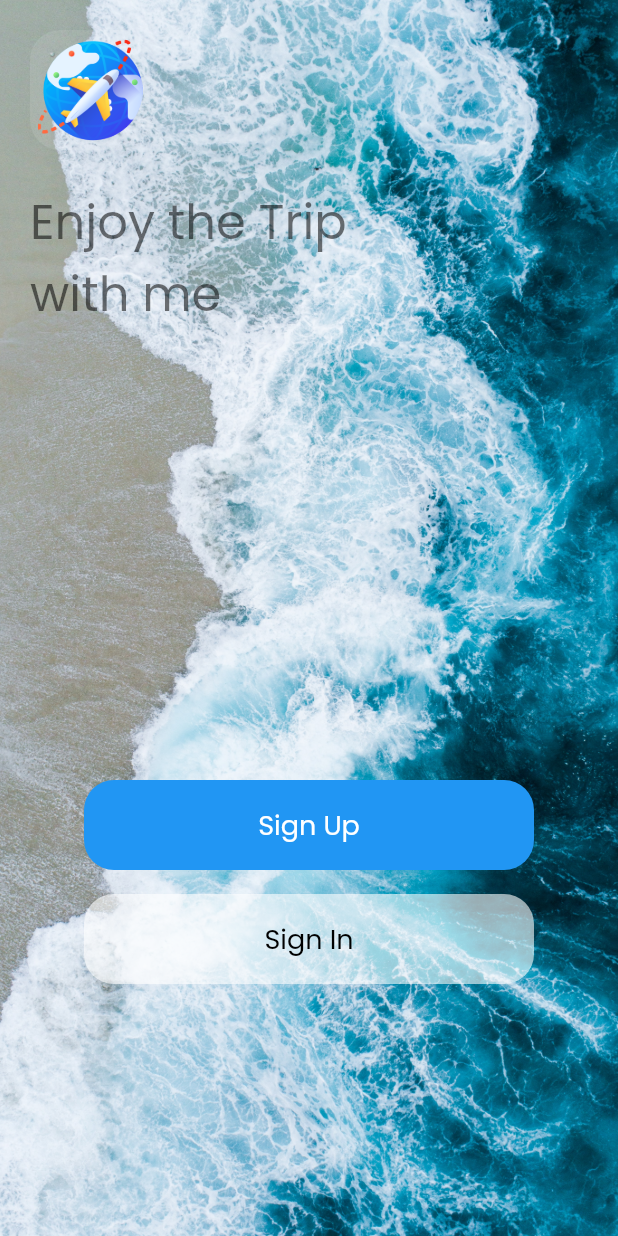
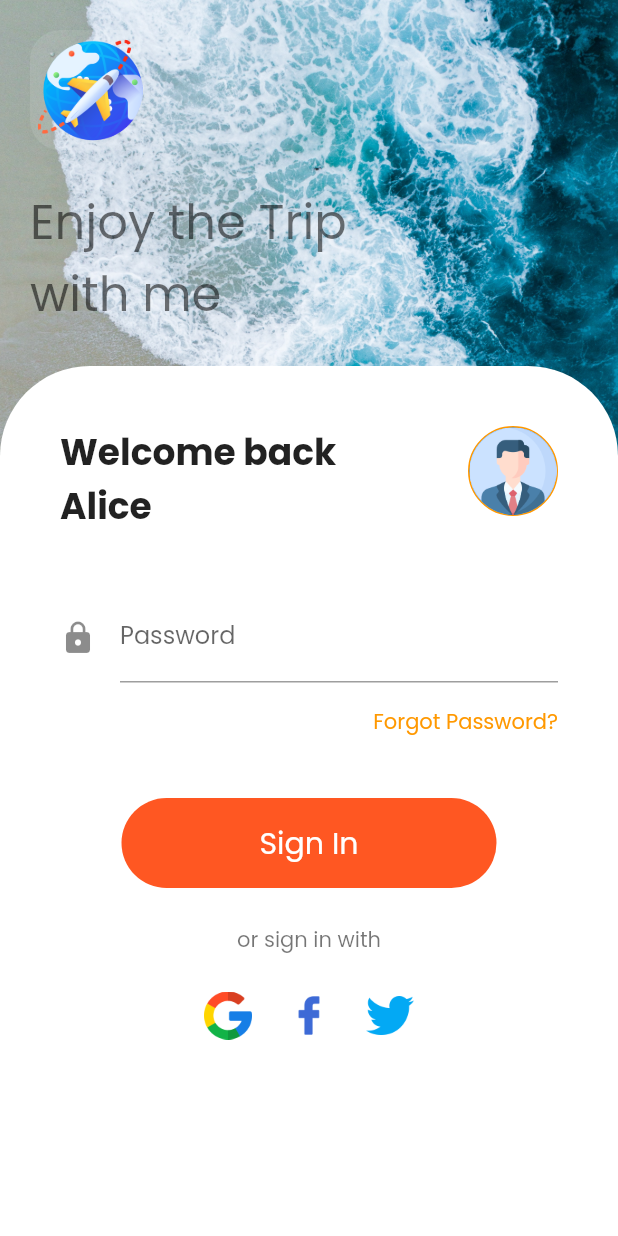
Before and after one commit to FarhantheNoob/DemoFlutter, a Flutter app: the screen it shows after launch, after a tap on "Sign In", on a phone screen of 412 x 824 dp. Run offline on Flutter 3.47's test engine with Material 2 defaults, Android fonts, the phone set to English and light mode, and no system bars; our stand-ins replace google_fonts.

Commit message:
2nd Day Commit

```diff
--- a/lib/Screens/HomePage.dart
+++ b/lib/Screens/HomePage.dart
@@ -1,3 +1,5 @@
+import 'package:demo/Screens/SigninPage.dart';
+import 'package:demo/Screens/SinupPage.dart';
 import 'package:flutter/material.dart';
 import 'package:google_fonts/google_fonts.dart';
 
@@ -41,18 +43,21 @@ class HomePage extends StatelessWidget {
                   Align(
                     alignment: Alignment.center,
                     child: InkWell(
-                      onTap: (){},
+                      onTap: () {
+                        Navigator.of(context).push(MaterialPageRoute(
+                            builder: (context) => SignupPage()));
+                      },
                       child: Ink(
                         width: 300,
                         height: 60,
                         decoration: BoxDecoration(
-                          borderRadius: BorderRadius.circular(20),
-                          color: Colors.blue
-                        ),
+                            borderRadius: BorderRadius.circular(20),
+                            color: Colors.blue),
                         child: Center(
                           child: Text(
                             'Sign Up',
-                            style: GoogleFonts.poppins(fontSize: 18, color: Colors.white),
+                            style: GoogleFonts.poppins(
+                                fontSize: 18, color: Colors.white),
                           ),
                         ),
                       ),
@@ -62,18 +67,21 @@ class HomePage extends StatelessWidget {
                   Align(
                     alignment: Alignment.center,
                     child: InkWell(
-                      onTap: (){},
+                      onTap: () {
+                        Navigator.of(context).push(MaterialPageRoute(
+                            builder: (context) => SigninPage()));
+                      },
                       child: Ink(
                         width: 300,
                         height: 60,
                         decoration: BoxDecoration(
                             borderRadius: BorderRadius.circular(20),
-                            color: Colors.white60
-                        ),
+                            color: Colors.white60),
                         child: Center(
                           child: Text(
                             'Sign In',
-                            style: GoogleFonts.poppins(fontSize: 18, color: Colors.black),
+                            style: GoogleFonts.poppins(
+                                fontSize: 18, color: Colors.black),
                           ),
                         ),
                       ),
--- /dev/null
+++ b/lib/Screens/SigninPage.dart
@@ -0,0 +1,170 @@
+import 'package:flutter/material.dart';
+import 'package:google_fonts/google_fonts.dart';
+
+class SigninPage extends StatefulWidget {
+  const SigninPage({Key? key}) : super(key: key);
+
+  @override
+  _SigninPageState createState() => _SigninPageState();
+}
+
+class _SigninPageState extends State<SigninPage> {
+  @override
+  Widget build(BuildContext context) {
+    return Stack(
+      children: <Widget>[
+        Container(
+          decoration: BoxDecoration(
+              image: DecorationImage(
+                  image: AssetImage('assets/app_background.png'),
+                  fit: BoxFit.cover)),
+        ),
+        SafeArea(
+            child: Scaffold(
+                resizeToAvoidBottomInset: false,
+                backgroundColor: Colors.transparent,
+                body: Column(
+                    mainAxisAlignment: MainAxisAlignment.start,
+                    crossAxisAlignment: CrossAxisAlignment.start,
+                    children: <Widget>[
+                      Container(
+                        margin: EdgeInsets.only(left: 20, top: 20),
+                        width: 80,
+                        height: 80,
+                        decoration: BoxDecoration(
+                            borderRadius: BorderRadius.circular(20.0),
+                            color: Colors.white10),
+                        padding: EdgeInsets.all(5.0),
+                        child: Image.asset('assets/airplane.png'),
+                      ),
+                      SizedBox(height: 24),
+                      Container(
+                        margin: EdgeInsets.only(left: 20),
+                        child: Text(
+                          'Enjoy the Trip\nwith me',
+                          style: GoogleFonts.poppins(
+                              fontSize: 32, color: Colors.black54),
+                        ),
+                      ),
+                      SizedBox(height: 24),
+                      Expanded(
+                          child: Container(
+                        decoration: BoxDecoration(
+                            borderRadius: BorderRadius.only(
+                                topLeft: Radius.circular(60),
+                                topRight: Radius.circular(60)),
+                            color: Colors.white),
+                        child: Column(
+                          children: [
+                            Row(
+                              mainAxisAlignment: MainAxisAlignment.spaceBetween,
+                              crossAxisAlignment: CrossAxisAlignment.start,
+                              children: [
+                                Padding(
+                                  padding: EdgeInsets.only(top: 40, left: 40),
+                                  child: Text(
+                                    'Welcome back\nAlice',
+                                    style: GoogleFonts.poppins(
+                                        fontSize: 24,
+                                        fontWeight: FontWeight.w700),
+                                  ),
+                                ),
+                                Padding(
+                                  padding: EdgeInsets.only(top: 40, right: 40),
+                                  child: Container(
+                                    width: 60,
+                                    height: 60,
+                                    decoration: BoxDecoration(
+                                        shape: BoxShape.circle,
+                                        border:
+                                            Border.all(color: Colors.orange)),
+                                    child: CircleAvatar(
+                                      child: Image.asset(
+                                        'assets/profile.png',
+                                        fit: BoxFit.cover,
+                                      ),
+                                    ),
+                                  ),
+                                )
+                              ],
+                            ),
+                            SizedBox(height: 24),
+                            Padding(
+                              padding: const EdgeInsets.only(
+                                  left: 40, right: 40, top: 16),
+                              child: TextFormField(
+                                decoration: InputDecoration(
+                                    hintText: 'Enter Password',
+                                    labelText: 'Password',
+                                    labelStyle: GoogleFonts.poppins(),
+                                    icon: Icon(Icons.lock)),
+                                obscureText: true,
+                              ),
+                            ),
+                            SizedBox(height: 16),
+                            Padding(
+                              padding: const EdgeInsets.only(right: 40.0),
+                              child: Align(
+                                alignment: Alignment.centerRight,
+                                child: InkWell(
+                                  onTap: () {
+                                    print('Forgot Password?');
+                                  },
+                                  child: Text(
+                                    'Forgot Password?',
+                                    style: GoogleFonts.poppins(
+                                        color: Colors.orange),
+                                  ),
+                                ),
+                              ),
+                            ),
+                            SizedBox(height: 40),
+                            InkWell(
+                              onTap: () {
+                                print('SignedIn Successfully.');
+                              },
+                              child: Container(
+                                width: 250,
+                                height: 60,
+                                decoration: BoxDecoration(
+                                    borderRadius: BorderRadius.circular(30.0),
+                                    color: Colors.deepOrange),
+                                child: Center(
+                                  child: Text(
+                                    'Sign In',
+                                    style: GoogleFonts.poppins(
+                                        fontSize: 20, color: Colors.white),
+                                  ),
+                                ),
+                              ),
+                            ),
+                            SizedBox(height: 24),
+                            Align(
+                              alignment: Alignment.center,
+                              child: Text(
+                                'or sign in with',
+                                style:
+                                    GoogleFonts.poppins(color: Colors.black54),
+                              ),
+                            ),
+                            SizedBox(height: 24),
+                            Container(
+                              width: 140,
+                              height: 32,
+                              child: Row(
+                                mainAxisAlignment: MainAxisAlignment.spaceBetween,
+                                children: <Widget>[
+                                  Image.asset('assets/google.png', fit: BoxFit.cover,),
+                                  Image.asset('assets/facebook.png', fit: BoxFit.cover,),
+                                  Image.asset('assets/twitter.png', fit: BoxFit.cover,),
+                                ],
+                              ),
+                            )
+                          ],
+                        ),
+                      ))
+                    ])))
+      ],
+    );
+  }
+}
--- a/pubspec.yaml
+++ b/pubspec.yaml
@@ -61,6 +61,10 @@ flutter:
   # To add assets to your application, add an assets section, like this:
   assets:
     - assets/
+    - assets/profile.png
+    - assets/google.png
+    - assets/facebook.png
+    - assets/twitter.png
   #   - images/a_dot_ham.jpeg
 
   # An image asset can refer to one or more resolution-specific "variants", see
```
Also changed, not shown: lib/Screens/SinupPage.dart (added, +147 -0 lines), assets/facebook.png (added), assets/google.png (added), assets/profile.png (added), assets/twitter.png (added).
